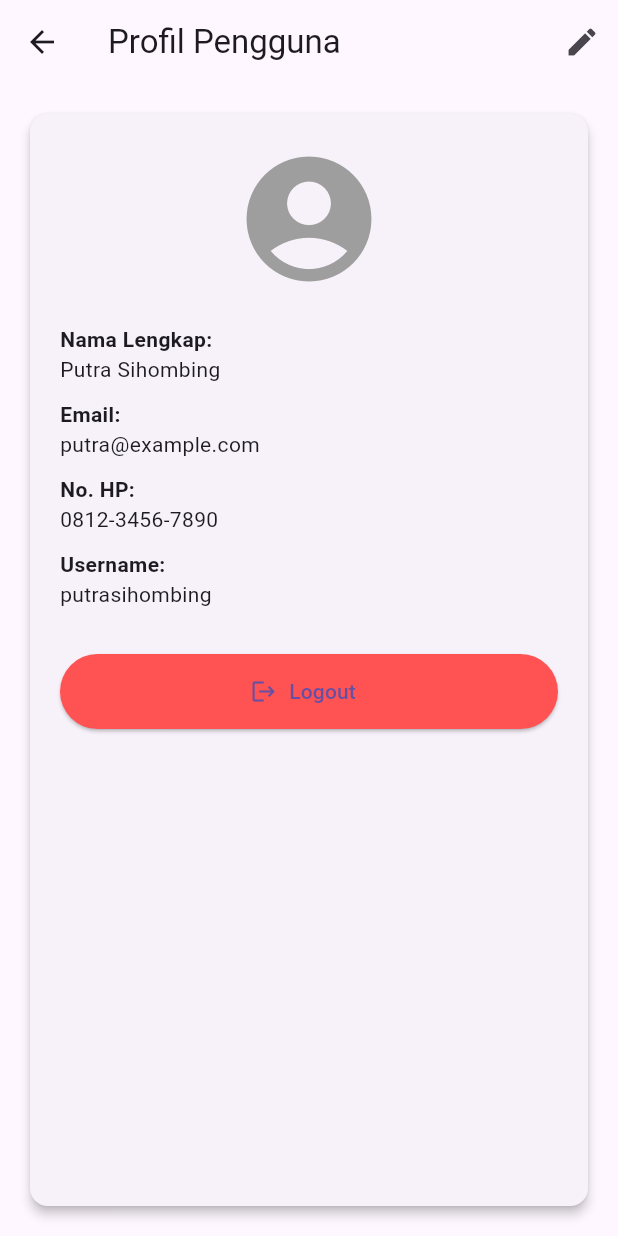
After one commit to PutraSihombingdev/pemob_koperasi, a Flutter app: the ProfilePage screen opened directly, on a phone screen of 412 x 824 dp. The commit adds this screen. Run offline on Flutter 3.47's test engine with Material 3 defaults, Android fonts, the light colour scheme and no system bars.

Commit message:
Penambahan isi Halaman Setiap Fitur

```diff
--- a/lib/main.dart
+++ b/lib/main.dart
@@ -25,8 +25,8 @@ class _LoginPageState extends State<LoginPage> {
   final TextEditingController _passwordController = TextEditingController();
 
   void _login() {
-    if (_usernameController.text == "nim" &&
-        _passwordController.text == "nim") {
+    if (_usernameController.text == "2315091074" &&
+        _passwordController.text == "2315091074") {
       Navigator.pushReplacement(
         context,
         MaterialPageRoute(builder: (context) => HomePage()),
--- /dev/null
+++ b/lib/profile.dart
@@ -0,0 +1,95 @@
+import 'package:flutter/material.dart';
+
+class ProfilePage extends StatelessWidget {
+  final String namaLengkap = "Putra Sihombing";
+  final String email = "putra@example.com";
+  final String nomorHp = "0812-3456-7890";
+  final String username = "putrasihombing";
+
+  void _showEditProfile(BuildContext context) {
+    ScaffoldMessenger.of(context).showSnackBar(
+      SnackBar(content: Text('Fitur edit profil belum tersedia')),
+    );
+  }
+
+  void _logout(BuildContext context) {
+    showDialog(
+      context: context,
+      builder: (_) => AlertDialog(
+        title: Text('Konfirmasi Logout'),
+        content: Text('Apakah kamu yakin ingin keluar?'),
+        actions: [
+          TextButton(
+            onPressed: () => Navigator.pop(context),
+            child: Text('Batal'),
+          ),
+          ElevatedButton(
+            onPressed: () {
+              Navigator.pop(context);
+              // Navigasi kembali ke login atau halaman awal
+              ScaffoldMessenger.of(context).showSnackBar(
+                SnackBar(content: Text('Berhasil logout')),
+              );
+            },
+            child: Text('Logout'),
+          ),
+        ],
+      ),
+    );
+  }
+
+  @override
+  Widget build(BuildContext context) {
+    return Scaffold(
+      appBar: AppBar(
+        title: Text('Profil Pengguna'),
+        actions: [
+          IconButton(
+            icon: Icon(Icons.edit),
+            onPressed: () => _showEditProfile(context),
+          ),
+        ],
+      ),
+      body: Padding(
+        padding: const EdgeInsets.all(16.0),
+        child: Card(
+          elevation: 3,
+          shape: RoundedRectangleBorder(borderRadius: BorderRadius.circular(12)),
+          child: Padding(
+            padding: const EdgeInsets.all(20.0),
+            child: Column(
+              crossAxisAlignment: CrossAxisAlignment.start,
+              children: [
+                Center(child: Icon(Icons.account_circle, size: 100, color: Colors.grey)),
+                SizedBox(height: 20),
+                Text('Nama Lengkap:', style: TextStyle(fontWeight: FontWeight.bold)),
+                Text(namaLengkap),
+                SizedBox(height: 10),
+                Text('Email:', style: TextStyle(fontWeight: FontWeight.bold)),
+                Text(email),
+                SizedBox(height: 10),
+                Text('No. HP:', style: TextStyle(fontWeight: FontWeight.bold)),
+                Text(nomorHp),
+                SizedBox(height: 10),
+                Text('Username:', style: TextStyle(fontWeight: FontWeight.bold)),
+                Text(username),
+                SizedBox(height: 30),
+                Center(
+                  child: ElevatedButton.icon(
+                    onPressed: () => _logout(context),
+                    icon: Icon(Icons.logout),
+                    label: Text('Logout'),
+                    style: ElevatedButton.styleFrom(
+                      backgroundColor: Colors.redAccent,
+                      minimumSize: Size.fromHeight(50),
+                    ),
+                  ),
+                ),
+              ],
+            ),
+          ),
+        ),
+      ),
+    );
+  }
+}
--- a/lib/transfer.dart
+++ b/lib/transfer.dart
@@ -14,6 +14,7 @@ class _TransferPageState extends State<TransferPage> {
   final List<String> _rekeningList = [
     'Rekening Utama - 1234',
     'Tabungan - 5678',
+    'Buat Belanja - 50123'
   ];
 
   void _konfirmasiTransfer() {
```
Also changed, not shown: lib/Pinjaman.dart (added, +121 -0 lines), lib/home_page.dart (+38 -8 lines), lib/mutasi.dart (added, +67 -0 lines), lib/pembayaran.dart (added, +125 -0 lines).
